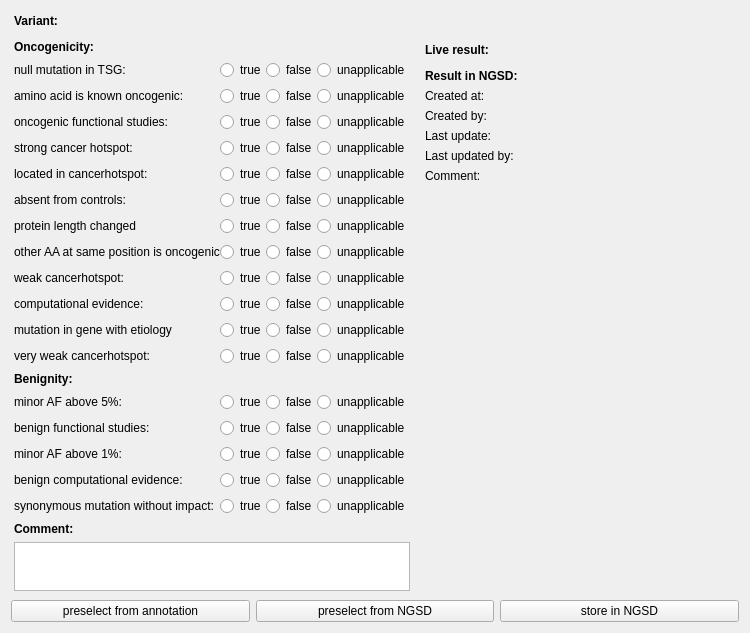
The window that src/GSvar/SomaticVariantInterpreterWidget.ui (imgag/ngs-bits) describes before a commit, drawn with Qt 5.
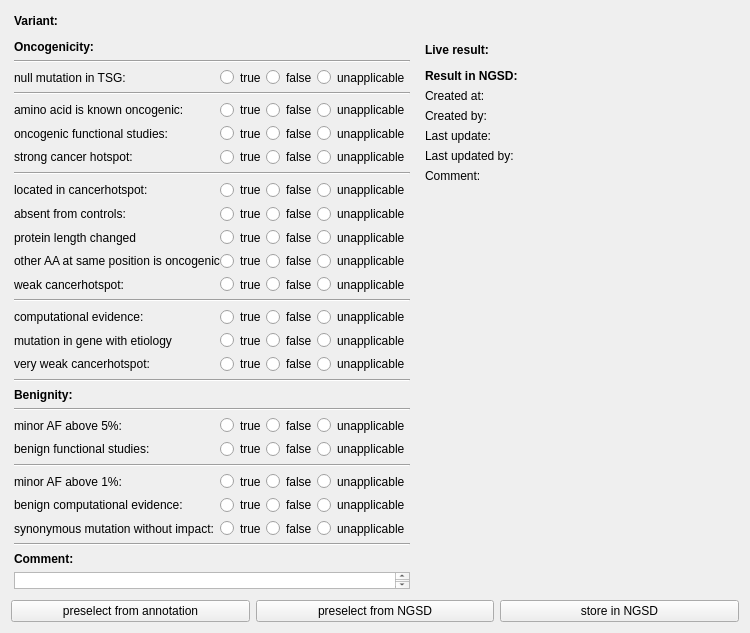
The same window after the commit.

Commit message: SomaticVariantInterpreterWidget.ui: Ordered VICC parameters by evidence group.

Patch:
```diff
--- a/src/GSvar/SomaticVariantInterpreterWidget.ui
+++ b/src/GSvar/SomaticVariantInterpreterWidget.ui
@@ -305,6 +305,13 @@
        </property>
       </widget>
      </item>
+     <item>
+      <widget class="Line" name="line_7">
+       <property name="orientation">
+        <enum>Qt::Horizontal</enum>
+       </property>
+      </widget>
+     </item>
      <item>
       <layout class="QHBoxLayout" name="horizontalLayout_3" stretch="1,0,0,0">
        <property name="spacing">
@@ -352,6 +359,13 @@
        </item>
       </layout>
      </item>
+     <item>
+      <widget class="Line" name="line">
+       <property name="orientation">
+        <enum>Qt::Horizontal</enum>
+       </property>
+      </widget>
+     </item>
      <item>
       <layout class="QHBoxLayout" name="horizontalLayout_4" stretch="1,0,0,0">
        <property name="spacing">
@@ -493,6 +507,13 @@
        </item>
       </layout>
      </item>
+     <item>
+      <widget class="Line" name="line_2">
+       <property name="orientation">
+        <enum>Qt::Horizontal</enum>
+       </property>
+      </widget>
+     </item>
      <item>
       <layout class="QHBoxLayout" name="horizontalLayout_7" stretch="1,0,0,0">
        <property name="spacing">
@@ -728,6 +749,13 @@
        </item>
       </layout>
      </item>
+     <item>
+      <widget class="Line" name="line_3">
+       <property name="orientation">
+        <enum>Qt::Horizontal</enum>
+       </property>
+      </widget>
+     </item>
      <item>
       <layout class="QHBoxLayout" name="horizontalLayout_12" stretch="1,0,0,0">
        <property name="spacing">
@@ -869,6 +897,13 @@
        </item>
       </layout>
      </item>
+     <item>
+      <widget class="Line" name="line_5">
+       <property name="orientation">
+        <enum>Qt::Horizontal</enum>
+       </property>
+      </widget>
+     </item>
      <item>
       <widget class="QLabel" name="label_2">
        <property name="font">
@@ -882,6 +917,13 @@
        </property>
       </widget>
      </item>
+     <item>
+      <widget class="Line" name="line_8">
+       <property name="orientation">
+        <enum>Qt::Horizontal</enum>
+       </property>
+      </widget>
+     </item>
      <item>
       <layout class="QHBoxLayout" name="horizontalLayout_15" stretch="1,0,0,0">
        <property name="spacing">
@@ -976,6 +1018,13 @@
        </item>
       </layout>
      </item>
+     <item>
+      <widget class="Line" name="line_4">
+       <property name="orientation">
+        <enum>Qt::Horizontal</enum>
+       </property>
+      </widget>
+     </item>
      <item>
       <layout class="QHBoxLayout" name="horizontalLayout_17" stretch="1,0,0,0">
        <property name="spacing">
@@ -1117,6 +1166,13 @@
        </item>
       </layout>
      </item>
+     <item>
+      <widget class="Line" name="line_6">
+       <property name="orientation">
+        <enum>Qt::Horizontal</enum>
+       </property>
+      </widget>
+     </item>
      <item>
       <widget class="QLabel" name="label_28">
        <property name="font">
```
Left out of the diff: 24 changed lines with no effect on the pictures.
